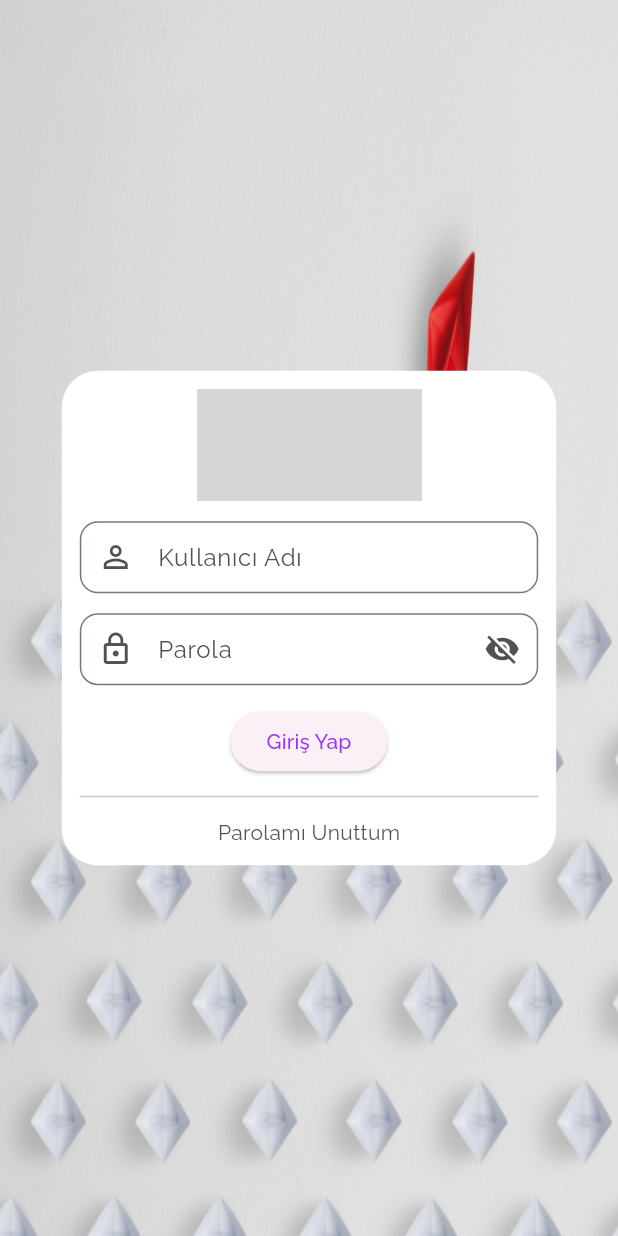
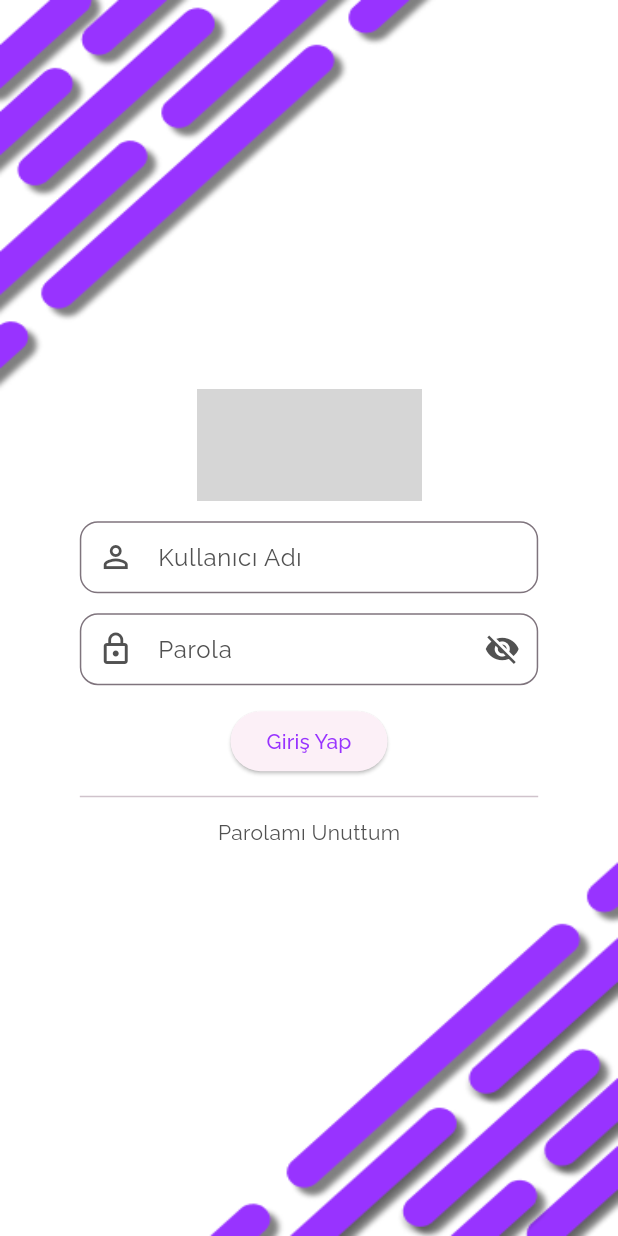
Before and after one commit to mustafatmaca/tobeto_app, a Flutter app: the screen it shows after launch, on a phone screen of 412 x 824 dp. Run offline on Flutter 3.47's test engine with Material 2 defaults, Android fonts, the phone set to English and light mode, and no system bars; our stand-ins replace google_fonts; grey boxes are pictures that could not be loaded.

Commit message:
login bg edit

```diff
--- a/lib/screens/login_screen.dart
+++ b/lib/screens/login_screen.dart
@@ -20,7 +20,7 @@ class _LoginScreenState extends State<LoginScreen> {
     String imagePath =
         isDarkMode ? "assets/dark.png" : "assets/tobeto-logo.png";
     return Scaffold(
-      backgroundColor: Theme.of(context).primaryColor,
+      backgroundColor: Theme.of(context).scaffoldBackgroundColor,
       body: Stack(
         children: [
           Container(
@@ -28,8 +28,7 @@ class _LoginScreenState extends State<LoginScreen> {
             height: MediaQuery.of(context).size.height,
             decoration: const BoxDecoration(
               image: DecorationImage(
-                  image: AssetImage("assets/highResCover.png"),
-                  fit: BoxFit.fill),
+                  image: AssetImage("assets/background.png"), fit: BoxFit.fill),
             ),
           ),
           Center(
--- a/pubspec.yaml
+++ b/pubspec.yaml
@@ -65,8 +65,8 @@ flutter:
   #   - images/a_dot_ham.jpeg
   assets:
     - assets/tobeto-logo.png
-    - assets/highResCover.png
     - assets/dark.png
+    - assets/background.png
 
   # An image asset can refer to one or more resolution-specific "variants", see
   # https://flutter.dev/assets-and-images/#resolution-aware
```
Also changed, not shown: assets/background.png (added), assets/highResCover.png (deleted).
